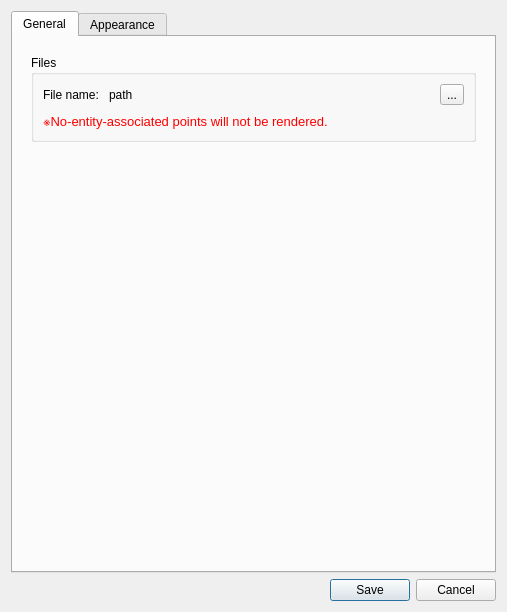
This is core/io/dxfType.ui in KmolYuan/Pyslvs-UI as Qt 5 draws it before an edit. The edited form follows.
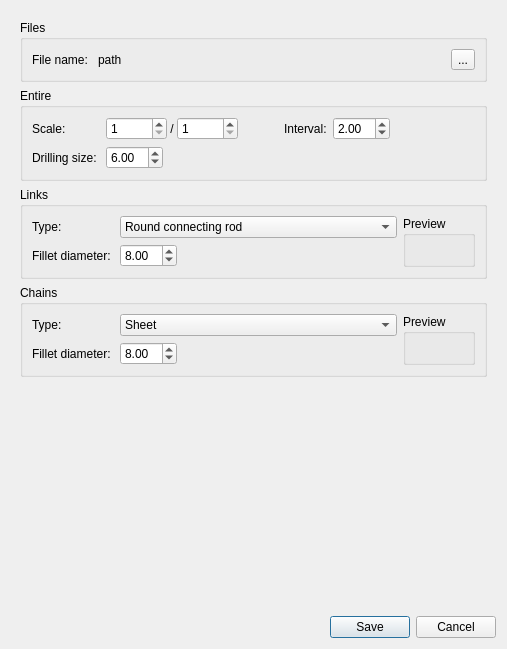
This is the edited form. Icons and pictures are not drawn.

Diff of the .ui file:
```diff
--- a/core/io/dxfType.ui
+++ b/core/io/dxfType.ui
@@ -7,7 +7,7 @@
     <x>0</x>
     <y>0</y>
     <width>507</width>
-    <height>612</height>
+    <height>649</height>
    </rect>
   </property>
   <property name="sizePolicy">
@@ -19,13 +19,13 @@
   <property name="minimumSize">
    <size>
     <width>507</width>
-    <height>612</height>
+    <height>649</height>
    </size>
   </property>
   <property name="maximumSize">
    <size>
     <width>507</width>
-    <height>612</height>
+    <height>649</height>
    </size>
   </property>
   <property name="windowTitle">
@@ -43,18 +43,8 @@
   </property>
   <layout class="QVBoxLayout" name="verticalLayout">
    <item>
-    <widget class="QTabWidget" name="tabWidget">
-     <property name="currentIndex">
-      <number>0</number>
-     </property>
-     <widget class="QWidget" name="general">
-      <attribute name="title">
-       <string>General</string>
-      </attribute>
-      <layout class="QVBoxLayout" name="verticalLayout_4">
-       <item>
         <widget class="QWidget" name="verticalWidget" native="true">
-         <layout class="QVBoxLayout" name="verticalLayout_3">
+     <layout class="QVBoxLayout" name="verticalLayout_9">
           <property name="leftMargin">
            <number>9</number>
           </property>
@@ -104,62 +94,24 @@
                </item>
               </layout>
              </item>
-             <item>
-              <widget class="QLabel" name="pointWarning">
-               <property name="text">
-                <string>&lt;html&gt;&lt;head/&gt;&lt;body&gt;&lt;p&gt;&lt;span style=&quot; font-size:10pt; color:#ff0000;&quot;&gt;※No-entity-associated points will not be rendered.&lt;/span&gt;&lt;/p&gt;&lt;/body&gt;&lt;/html&gt;</string>
-               </property>
-              </widget>
-             </item>
             </layout>
            </widget>
           </item>
-         </layout>
-        </widget>
-       </item>
-       <item>
-        <spacer name="verticalSpacer">
-         <property name="orientation">
-          <enum>Qt::Vertical</enum>
-         </property>
-         <property name="sizeHint" stdset="0">
-          <size>
-           <width>20</width>
-           <height>40</height>
-          </size>
-         </property>
-        </spacer>
-       </item>
-      </layout>
-     </widget>
-     <widget class="QWidget" name="appearance">
-      <attribute name="title">
-       <string>Appearance</string>
-      </attribute>
-      <layout class="QVBoxLayout" name="verticalLayout_10">
-       <item>
-        <widget class="QWidget" name="verticalWidget" native="true">
-         <layout class="QVBoxLayout" name="verticalLayout_9">
-          <property name="leftMargin">
-           <number>9</number>
-          </property>
-          <property name="topMargin">
-           <number>9</number>
-          </property>
-          <property name="rightMargin">
-           <number>9</number>
-          </property>
-          <property name="bottomMargin">
-           <number>9</number>
-          </property>
           <item>
            <widget class="QGroupBox" name="groupBox_10">
             <property name="title">
              <string>Entire</string>
             </property>
-            <layout class="QVBoxLayout" name="verticalLayout_6">
+        <layout class="QVBoxLayout" name="verticalLayout_3">
              <item>
-              <layout class="QFormLayout" name="formLayout_3">
+          <layout class="QGridLayout" name="gridLayout">
+           <item row="0" column="2">
+            <widget class="QLabel" name="label_3">
+             <property name="text">
+              <string>Interval:</string>
+             </property>
+            </widget>
+           </item>
                <item row="0" column="0">
                 <widget class="QLabel" name="label_2">
                  <property name="sizePolicy">
@@ -223,27 +175,17 @@
                  </item>
                 </layout>
                </item>
-               <item row="1" column="0">
-                <widget class="QLabel" name="label_4">
-                 <property name="text">
-                  <string>Thickness: </string>
-                 </property>
-                </widget>
-               </item>
-               <item row="1" column="1">
-                <layout class="QHBoxLayout" name="horizontalLayout_12">
+           <item row="0" column="3">
+            <layout class="QHBoxLayout" name="horizontalLayout_3">
                  <item>
-                  <widget class="QDoubleSpinBox" name="ThicknessVal">
-                   <property name="minimum">
-                    <double>0.010000000000000</double>
-                   </property>
+              <widget class="QDoubleSpinBox" name="IntervalVal">
                    <property name="value">
-                    <double>5.000000000000000</double>
+                <double>2.000000000000000</double>
                    </property>
                   </widget>
                  </item>
                  <item>
-                  <spacer name="horizontalSpacer_7">
+              <spacer name="horizontalSpacer_2">
                    <property name="orientation">
                     <enum>Qt::Horizontal</enum>
                    </property>
@@ -257,14 +199,14 @@
                  </item>
                 </layout>
                </item>
-               <item row="2" column="0">
+           <item row="1" column="0">
                 <widget class="QLabel" name="label_15">
                  <property name="text">
                   <string>Drilling size: </string>
                  </property>
                 </widget>
                </item>
-               <item row="2" column="1">
+           <item row="1" column="1">
                 <layout class="QHBoxLayout" name="horizontalLayout_17">
                  <item>
                   <widget class="QDoubleSpinBox" name="DrillingVal">
@@ -497,10 +439,6 @@
            </spacer>
           </item>
          </layout>
-        </widget>
-       </item>
-      </layout>
-     </widget>
     </widget>
    </item>
    <item>
```
Lines whose indentation alone changed are shown as unchanged.
